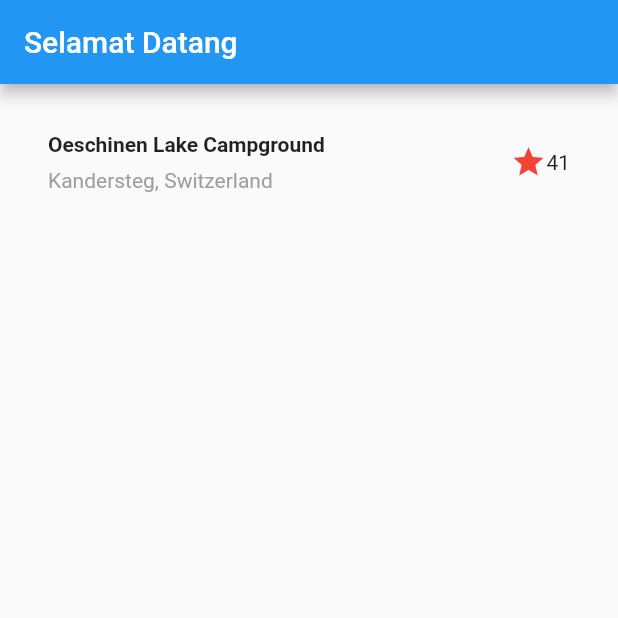
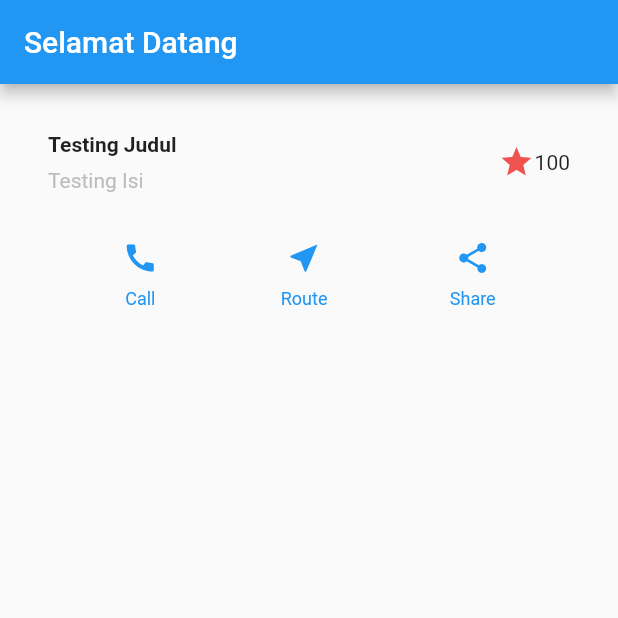
Before and after one commit to bagusk99/first-flutter, a Flutter app: the screen it shows after launch, on a phone screen of 412 x 824 dp, the top half of it. Run offline on Flutter 3.47's test engine with Material 2 defaults, Android fonts, the phone set to English and light mode, and no system bars.

Commit message:
add list

```diff
--- a/lib/main.dart
+++ b/lib/main.dart
@@ -18,16 +18,16 @@ class MyApp extends StatelessWidget {
                 Container(
                   padding: const EdgeInsets.only(bottom: 8),
                   child: Text(
-                    'Oeschinen Lake Campground',
+                    'Testing Judul',
                     style: TextStyle(
                       fontWeight: FontWeight.bold,
                     ),
                   ),
                 ),
                 Text(
-                  'Kandersteg, Switzerland',
+                  'Testing Isi',
                   style: TextStyle(
-                    color: Colors.grey[500]
+                    color: Colors.grey[400]
                   )
                 )
               ],
@@ -36,11 +36,24 @@ class MyApp extends StatelessWidget {
           //3
           Icon(
             Icons.star,
-            color: Colors.red
+            color: Colors.red[400]
           ),
-          Text('41')
+          Text('100')
         ],
       )
+    );
+
+    Color color = Theme.of(context).primaryColor;
+
+    Widget buttonSection = Container(
+      child: Row(
+        mainAxisAlignment: MainAxisAlignment.spaceEvenly,
+        children: [
+          _buildButtonColumn(color, Icons.call, 'Call'),
+          _buildButtonColumn(color, Icons.near_me, 'Route'),
+          _buildButtonColumn(color, Icons.share, 'Share'),
+        ],
+      ),
     );
 
     return MaterialApp(
@@ -51,10 +64,32 @@ class MyApp extends StatelessWidget {
         ),
         body: Column(
           children: [
-            titleSection
+            titleSection,
+            buttonSection
           ]
         )
       ),
     );
   }
+
+  Column _buildButtonColumn(Color color, IconData icon, String label) {
+    return Column(
+      mainAxisSize: MainAxisSize.min,
+      mainAxisAlignment: MainAxisAlignment.spaceEvenly,
+      children: [
+        Icon(icon, color: color),
+        Container(
+          margin: const EdgeInsets.only(top: 8),
+          child: Text(
+            label,
+            style: TextStyle(
+              fontSize: 12,
+              fontWeight: FontWeight.w400,
+              color: color
+            )
+          ),
+        )
+      ],
+    );
+  }
 }
```
